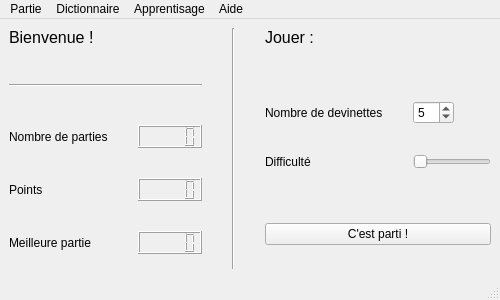
The window that gui/pythonndITAL.ui (blint6/ITAL) describes before a commit, drawn with Qt 5.
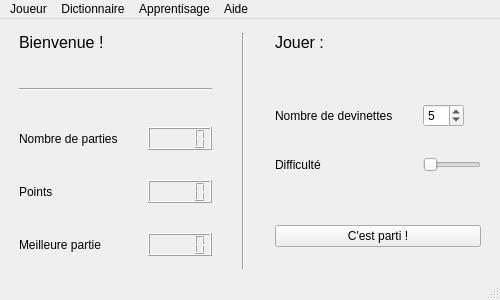
The same window after the commit.

Commit message: Gestion des joueurs par l'interface Transfert du nombre de devinettes au jeu lors du lancement

The edit to the form file:
```diff
--- a/gui/pythonndITAL.ui
+++ b/gui/pythonndITAL.ui
@@ -32,6 +32,18 @@
       <property name="spacing">
        <number>30</number>
       </property>
+      <property name="leftMargin">
+       <number>10</number>
+      </property>
+      <property name="topMargin">
+       <number>5</number>
+      </property>
+      <property name="rightMargin">
+       <number>10</number>
+      </property>
+      <property name="bottomMargin">
+       <number>0</number>
+      </property>
       <item>
        <layout class="QVBoxLayout" name="verticalLayout_2">
         <item>
@@ -206,6 +218,9 @@
           </item>
           <item row="1" column="1">
            <widget class="QSlider" name="horizontalSlider">
+            <property name="enabled">
+             <bool>false</bool>
+            </property>
             <property name="minimum">
              <number>1</number>
             </property>
@@ -279,9 +294,9 @@
      <height>21</height>
     </rect>
    </property>
-   <widget class="QMenu" name="menuPartie">
+   <widget class="QMenu" name="menuPlayer">
     <property name="title">
-     <string>Partie</string>
+     <string>Joueur</string>
     </property>
     <addaction name="actionPlayerNew"/>
     <addaction name="actionPlayerOpen"/>
@@ -310,7 +325,7 @@
     <addaction name="separator"/>
     <addaction name="actionDicoShow"/>
    </widget>
-   <addaction name="menuPartie"/>
+   <addaction name="menuPlayer"/>
    <addaction name="menuDictionnaire"/>
    <addaction name="menuApprentisage"/>
    <addaction name="menuAide"/>
```
Left out of the diff: 18 changed lines with no effect on the pictures. The commit also changes 4 other files.
